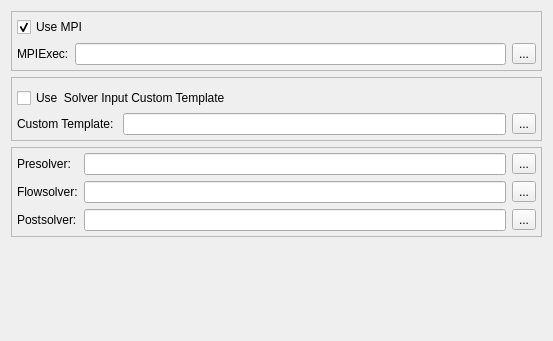
SimVascular/SimVascular, file Code/Source/sv4gui/Plugins/org.sv.gui.qt.romsimulation/sv4gui_ROMSimulationPreferencePage.ui: the form before one commit.
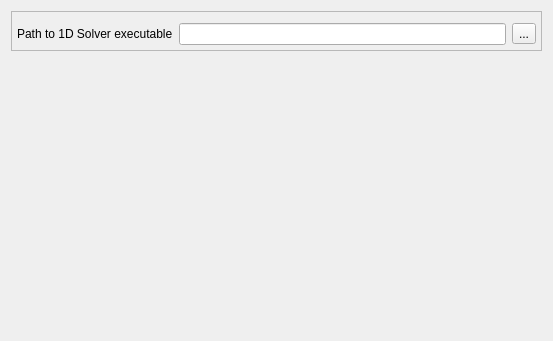
The form after the commit.

Commit message: Fix preferences page and add code to process it.

Patch:
```diff
--- a/Code/Source/sv4gui/Plugins/org.sv.gui.qt.romsimulation/sv4gui_ROMSimulationPreferencePage.ui
+++ b/Code/Source/sv4gui/Plugins/org.sv.gui.qt.romsimulation/sv4gui_ROMSimulationPreferencePage.ui
@@ -50,16 +50,6 @@
          <property name="bottomMargin">
           <number>0</number>
          </property>
-         <item>
-          <widget class="QCheckBox" name="checkBoxUseMPI">
-           <property name="text">
-            <string>Use MPI   </string>
-           </property>
-           <property name="checked">
-            <bool>true</bool>
-           </property>
-          </widget>
-         </item>
         </layout>
        </widget>
       </item>
@@ -81,7 +71,7 @@
          <item row="1" column="0">
           <widget class="QLabel" name="label_5">
            <property name="text">
-            <string>MPIExec:</string>
+            <string>Path to 1D Solver executable</string>
            </property>
           </widget>
          </item>
@@ -105,186 +95,6 @@
      </layout>
     </widget>
    </item>
-   <item>
-    <widget class="QFrame" name="frame_4">
-     <property name="frameShape">
-      <enum>QFrame::StyledPanel</enum>
-     </property>
-     <property name="frameShadow">
-      <enum>QFrame::Raised</enum>
-     </property>
-     <layout class="QVBoxLayout" name="verticalLayout_2">
-      <property name="spacing">
-       <number>5</number>
-      </property>
-      <property name="leftMargin">
-       <number>5</number>
-      </property>
-      <property name="topMargin">
-       <number>5</number>
-      </property>
-      <property name="rightMargin">
-       <number>5</number>
-      </property>
-      <property name="bottomMargin">
-       <number>5</number>
-      </property>
-      <item>
-       <widget class="QWidget" name="widget_2" native="true">
-        <layout class="QGridLayout" name="gridLayout_3">
-         <property name="leftMargin">
-          <number>0</number>
-         </property>
-         <property name="topMargin">
-          <number>0</number>
-         </property>
-         <property name="rightMargin">
-          <number>0</number>
-         </property>
-         <property name="bottomMargin">
-          <number>0</number>
-         </property>
-        </layout>
-       </widget>
-      </item>
-      <item>
-       <widget class="QWidget" name="widget" native="true">
-        <layout class="QHBoxLayout" name="horizontalLayout">
-         <property name="leftMargin">
-          <number>0</number>
-         </property>
-         <property name="topMargin">
-          <number>0</number>
-         </property>
-         <property name="rightMargin">
-          <number>0</number>
-         </property>
-         <property name="bottomMargin">
-          <number>0</number>
-         </property>
-         <item>
-          <widget class="QCheckBox" name="checkBoxUseCustom">
-           <property name="text">
-            <string>Use  Solver Input Custom Template</string>
-           </property>
-          </widget>
-         </item>
-        </layout>
-       </widget>
-      </item>
-      <item>
-       <widget class="QWidget" name="widget_5" native="true">
-        <layout class="QGridLayout" name="gridLayout_4">
-         <property name="leftMargin">
-          <number>0</number>
-         </property>
-         <property name="topMargin">
-          <number>0</number>
-         </property>
-         <property name="rightMargin">
-          <number>0</number>
-         </property>
-         <property name="bottomMargin">
-          <number>0</number>
-         </property>
-         <item row="1" column="1">
-          <widget class="QLineEdit" name="lineEditCustomTemplatePath"/>
-         </item>
-         <item row="1" column="0">
-          <widget class="QLabel" name="label_4">
-           <property name="text">
-            <string>Custom Template: </string>
-           </property>
-          </widget>
-         </item>
-         <item row="1" column="2">
-          <widget class="QToolButton" name="toolButtonCustomTemplate">
-           <property name="text">
-            <string>...</string>
-           </property>
-          </widget>
-         </item>
-        </layout>
-       </widget>
-      </item>
-     </layout>
-    </widget>
-   </item>
-   <item>
-    <widget class="QFrame" name="frame_3">
-     <property name="frameShape">
-      <enum>QFrame::StyledPanel</enum>
-     </property>
-     <property name="frameShadow">
-      <enum>QFrame::Raised</enum>
-     </property>
-     <layout class="QGridLayout" name="gridLayout_2">
-      <property name="leftMargin">
-       <number>5</number>
-      </property>
-      <property name="topMargin">
-       <number>5</number>
-      </property>
-      <property name="rightMargin">
-       <number>5</number>
-      </property>
-      <property name="bottomMargin">
-       <number>5</number>
-      </property>
-      <item row="1" column="2">
-       <widget class="QToolButton" name="toolButtonFlowsolver">
-        <property name="text">
-         <string>...</string>
-        </property>
-       </widget>
-      </item>
-      <item row="1" column="1">
-       <widget class="QLineEdit" name="lineEditFlowsolverPath"/>
-      </item>
-      <item row="2" column="1">
-       <widget class="QLineEdit" name="lineEditPostsolverPath"/>
-      </item>
-      <item row="2" column="2">
-       <widget class="QToolButton" name="toolButtonPostsolver">
-        <property name="text">
-         <string>...</string>
-        </property>
-       </widget>
-      </item>
-      <item row="2" column="0">
-       <widget class="QLabel" name="label_3">
-        <property name="text">
-         <string>Postsolver:</string>
-        </property>
-       </widget>
-      </item>
-      <item row="1" column="0">
-       <widget class="QLabel" name="label_2">
-        <property name="text">
-         <string>Flowsolver:</string>
-        </property>
-       </widget>
-      </item>
-      <item row="0" column="0">
-       <widget class="QLabel" name="label">
-        <property name="text">
-         <string>Presolver:</string>
-        </property>
-       </widget>
-      </item>
-      <item row="0" column="1">
-       <widget class="QLineEdit" name="lineEditPresolverPath"/>
-      </item>
-      <item row="0" column="2">
-       <widget class="QToolButton" name="toolButtonPresolver">
-        <property name="text">
-         <string>...</string>
-        </property>
-       </widget>
-      </item>
-     </layout>
-    </widget>
-   </item>
    <item>
     <spacer name="verticalSpacer">
      <property name="orientation">
```
Left out of the diff: 4 changed lines with no effect on the pictures. The commit also changes 6 other files.
